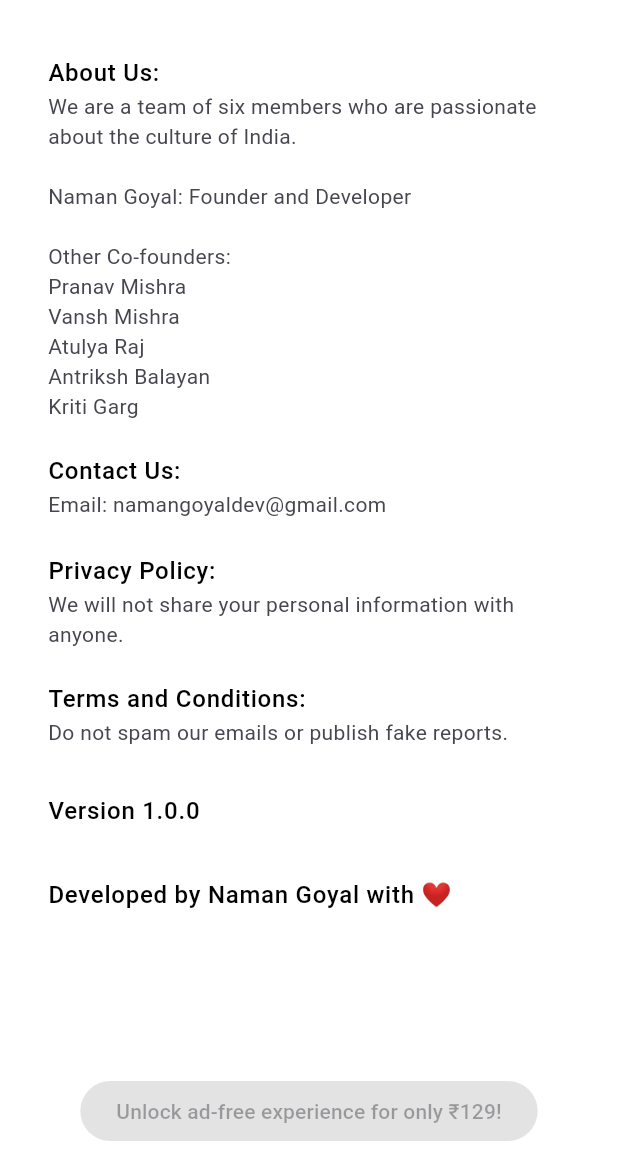
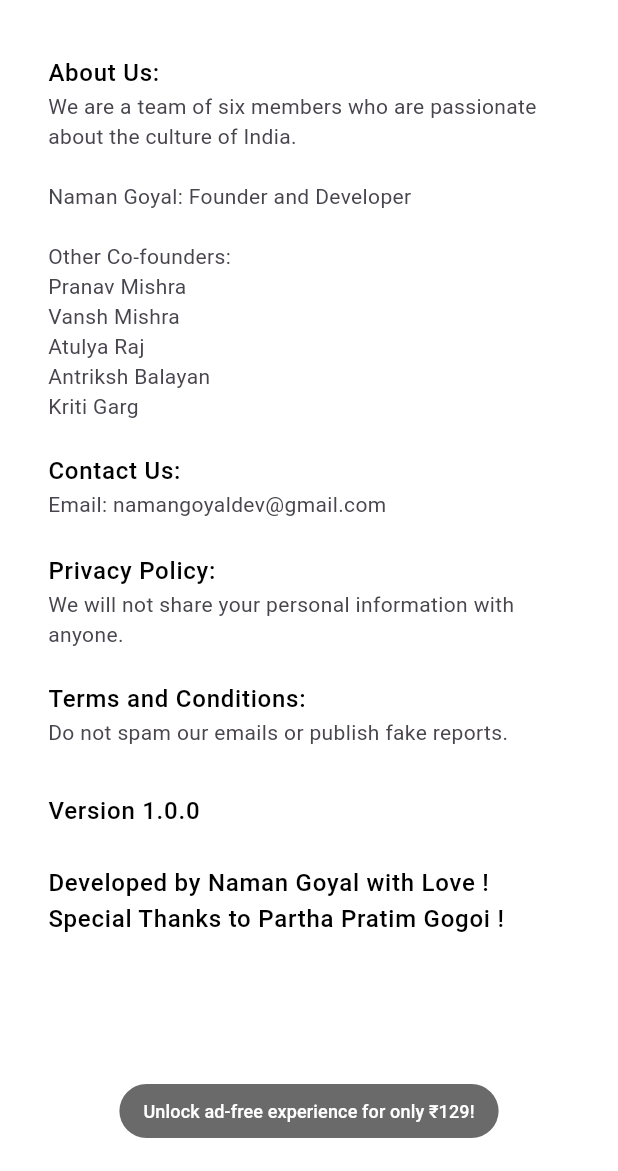
Before and after one commit to NamanGoyalK/CRAVEL-Overhauled, a Flutter app: the screen it shows once a user with an empty profile is signed in, after a tap on the "menu" icon, on a phone screen of 412 x 824 dp, the part 65-1236 px from its top. Run offline on Flutter 3.47's test engine with Material 3 defaults, Android fonts, the phone set to English and light mode, and no system bars; our stand-ins replace firebase_auth, firebase_core, google_sign_in; missing offline and left inert: email_otp; accounts and stored records are empty; network calls fail.

Commit message:
getting pieces together

```diff
--- a/cravel/flutter_native_splash.yaml
+++ b/cravel/flutter_native_splash.yaml
@@ -27,7 +27,7 @@ flutter_native_splash:
   # The branding property allows you to specify an image used as branding in the splash screen.
   # It must be a png file. It is supported for Android, iOS and the Web.  For Android 12,
   # see the Android 12 section below.
-  branding: assets\images\branding.png
+  branding: assets\images\final_branding.png
 
   # To position the branding image at the bottom of the screen you can use bottom, bottomRight,
   # and bottomLeft. The default values is bottom if not specified or specified something else.
--- a/cravel/lib/Pages/SubPages/front_page.dart
+++ b/cravel/lib/Pages/SubPages/front_page.dart
@@ -1,6 +1,6 @@
 import 'package:flutter/material.dart';
 import 'package:flutter/rendering.dart';
-import 'package:cravel/Pages/Database/database.dart';
+import 'package:cravel/Pages/Database/database.dart'; // Assuming this file contains your 'locations' data
 
 const Color darkBlue = Color.fromARGB(255, 18, 32, 47);
 
@@ -101,8 +101,10 @@ class LocationListItem extends StatelessWidget {
         backgroundImageKey: _backgroundImageKey,
       ),
       children: [
-        Image.network(
-          imageUrl,
+        FadeInImage.assetNetwork(
+          placeholder:
+              'assets/images/output.jpg', // Path to your placeholder image
+          image: imageUrl,
           key: _backgroundImageKey,
           fit: BoxFit.cover,
         ),
--- a/cravel/lib/Pages/more_page.dart
+++ b/cravel/lib/Pages/more_page.dart
@@ -90,7 +90,7 @@ class MorePage extends StatelessWidget {
               ),
               ListTile(
                 title: Text(
-                  'Developed by Naman Goyal with ❤️',
+                  'Developed by Naman Goyal with Love !\nSpecial Thanks to Partha Pratim Gogoi !',
                   style: TextStyle(
                     color: Color.fromARGB(255, 0, 0, 0),
                     fontSize: 16,
@@ -163,14 +163,30 @@ class MorePage extends StatelessWidget {
   }
 
   bottomBar(BuildContext context) {
-    return const BottomAppBar(
-      color: Color(0xffffffff),
+    return BottomAppBar(
+      color: const Color(0xffffffff),
       child: Row(
         mainAxisAlignment: MainAxisAlignment.spaceEvenly,
         children: [
-          ElevatedButton(
-              onPressed: null,
-              child: Text('Unlock ad-free experience for only ₹129!')),
+          MaterialButton(
+            onPressed: () {},
+            color: const Color.fromARGB(149, 0, 0, 0),
+            elevation: 0,
+            shape: const RoundedRectangleBorder(
+              borderRadius: BorderRadius.all(
+                Radius.circular(18.0),
+              ),
+            ),
+            child: const Text(
+              'Unlock ad-free experience for only ₹129!',
+              style: TextStyle(
+                color: Color.fromARGB(255, 255, 255, 255),
+                fontSize: 12,
+                fontWeight: FontWeight.w500,
+                fontStyle: FontStyle.normal,
+              ),
+            ),
+          ),
         ],
       ),
     );
--- a/cravel/lib/widgets/salute_logo.dart
+++ b/cravel/lib/widgets/salute_logo.dart
@@ -1,21 +1,48 @@
 import 'package:flutter/material.dart';
 
-class LogoPicture extends StatelessWidget {
-  const LogoPicture({
-    super.key,
-  });
+class LogoPicture extends StatefulWidget {
+  const LogoPicture({super.key});
+
+  @override
+  State<LogoPicture> createState() => _LogoPictureState();
+}
+
+class _LogoPictureState extends State<LogoPicture>
+    with SingleTickerProviderStateMixin {
+  late Animation<double> logoFadeAnimation;
+  late AnimationController controller;
+
+  @override
+  void initState() {
+    super.initState();
+    controller = AnimationController(
+      vsync: this,
+      duration: const Duration(milliseconds: 1500),
+    );
+    logoFadeAnimation = Tween<double>(begin: 0, end: 1).animate(controller);
+    controller.forward();
+  }
+
+  @override
+  void dispose() {
+    controller.dispose();
+    super.dispose();
+  }
 
   @override
   Widget build(BuildContext context) {
-    return const Padding(
-      padding: EdgeInsets.symmetric(vertical: 10, horizontal: 0),
+    return Padding(
+      padding: const EdgeInsets.symmetric(vertical: 10, horizontal: 0),
       child: Align(
         alignment: Alignment.center,
-        child: Image(
-          image: AssetImage("assets/images/onlyLogo.png"),
-          height: 150,
-          width: 150,
-          fit: BoxFit.contain,
+        child: FadeTransition(
+          opacity: logoFadeAnimation,
+          child: const Image(
+            image: AssetImage("assets/images/onlyLogo.png"),
+            height: 150,
+            width: 150,
+            fit: BoxFit.contain,
+          ),
         ),
       ),
     );
@@ -24,11 +51,7 @@ class LogoPicture extends StatelessWidget {
 
 class InformativeText extends StatelessWidget {
   final String informative;
-
-  const InformativeText({
-    super.key,
-    required this.informative,
-  });
+  const InformativeText({super.key, required this.informative});
 
   @override
   Widget build(BuildContext context) {
```
Also changed, not shown: cravel/lib/Pages/Database/database.dart (+6 -8 lines), cravel/assets/images/CravelLogo.png (deleted), cravel/assets/images/WhatsApp Image 2024-09-17 at 21.34.49_58ff1702.jpg (deleted), cravel/assets/images/branding.png (deleted), cravel/assets/images/final_logo.png (deleted), cravel/assets/images/final_logo0.png (deleted), cravel/assets/images/final_logo2.png (deleted), cravel/assets/images/logo-8hZiln_Yv-transformed.png (deleted), cravel/assets/images/logo_large.png (deleted), cravel/assets/images/output.jpg (added), cravel/assets/images/placeholder.png (added).
